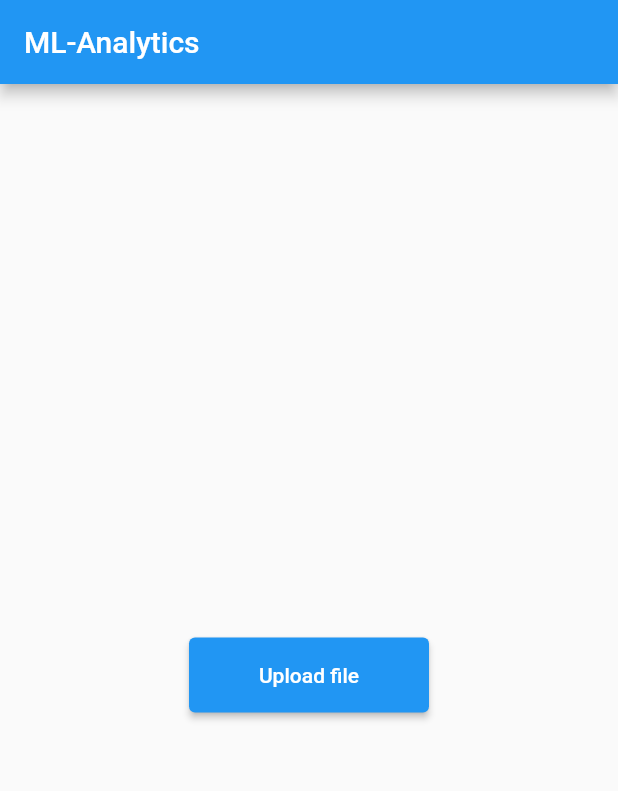
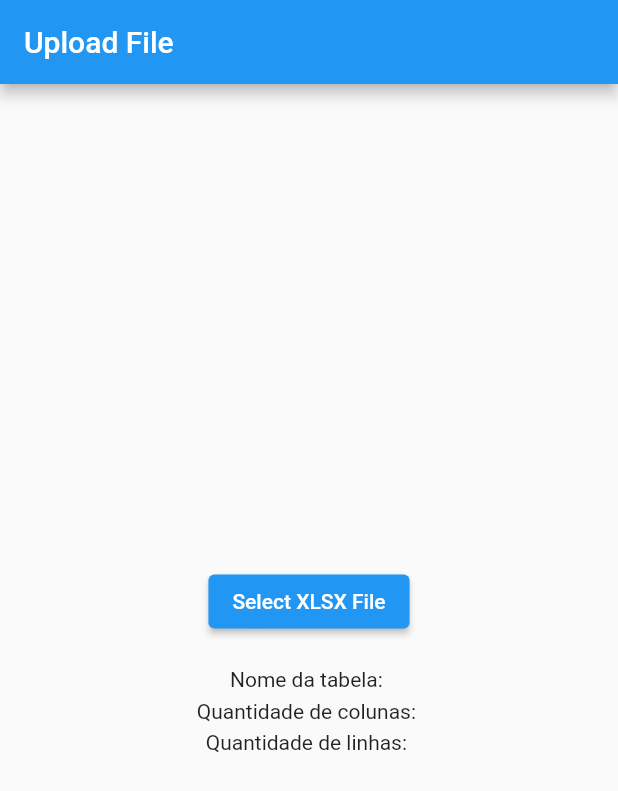
Before and after one commit to Tech-Inside-FP/ML-analytics-Front-end, a Flutter app: the screen it shows after launch, on a phone screen of 412 x 824 dp. Shown: the top 791 px of the screen. Run offline on Flutter 3.47's test engine with Material 2 defaults, Android fonts, the light colour scheme and no system bars; our stand-ins replace file_picker; missing offline and left inert: excel.

Commit message:
upload de arquivo xlsx e print das principais info da tabela

```diff
--- a/ml_analytics/lib/main.dart
+++ b/ml_analytics/lib/main.dart
@@ -1,4 +1,5 @@
 import 'package:flutter/material.dart';
+import 'package:ml_analytics/pages/upload_file_page.dart';
 
 void main() {
   runApp(const MyApp());
@@ -10,47 +11,11 @@ class MyApp extends StatelessWidget {
   @override
   Widget build(BuildContext context) {
     return MaterialApp(
-      title: 'Flutter Demo',
+      title: 'ML Analytics',
       theme: ThemeData(
         primarySwatch: Colors.blue,
       ),
-      home: const MyHomePage(title: 'ML-Analytics'),
+      home: const UploadCsvScreen()
     );
   }
 }
-
-class MyHomePage extends StatefulWidget {
-  const MyHomePage({super.key, required this.title});
-
-  final String title;
-
-  @override
-  State<MyHomePage> createState() => _MyHomePageState();
-}
-
-class _MyHomePageState extends State<MyHomePage> {
-  @override
-  Widget build(BuildContext context) {
-    return Scaffold(
-      appBar: AppBar(
-        title: Text(widget.title),
-      ),
-      body: Center(
-        child: Column(
-          mainAxisAlignment: MainAxisAlignment.center,
-          children: <Widget>[
-            const SizedBox(height: 20),
-            SizedBox(
-              height: 50,
-              width: 160,
-              child: ElevatedButton(
-                onPressed: () {},
-                child: const Text('Upload file'),
-              ),
-            )
-          ],
-        ),
-      ),
-    );
-  }
-}
--- /dev/null
+++ b/ml_analytics/lib/pages/upload_file_page.dart
@@ -0,0 +1,60 @@
+import 'package:excel/excel.dart';
+import 'package:flutter/material.dart';
+import 'package:file_picker/file_picker.dart';
+
+class UploadCsvScreen extends StatefulWidget {
+  const UploadCsvScreen({super.key});
+
+  @override
+  UploadCsvScreenState createState() => UploadCsvScreenState();
+}
+
+class UploadCsvScreenState extends State<UploadCsvScreen> {
+  String tableName = '';
+  String maxCols = '';
+  String maxRowls = '';
+  @override
+  Widget build(BuildContext context) {
+    return Scaffold(
+      appBar: AppBar(
+        title: const Text('Upload File'),
+      ),
+      body: Center(
+        child: Column(
+          mainAxisAlignment: MainAxisAlignment.center,
+          children: [
+            ElevatedButton(
+              onPressed: () async {
+                FilePickerResult? pickedFile =
+                    await FilePicker.platform.pickFiles(
+                  type: FileType.custom,
+                  allowedExtensions: ['xlsx'],
+                  allowMultiple: false,
+                );
+                if (pickedFile != null) {
+                  var bytes = pickedFile.files.single.bytes;
+                  var excel = Excel.decodeBytes(bytes!);
+                  for (var table in excel.tables.keys) {
+                    setState(() {
+                      tableName = table;
+                      maxCols = excel.tables[table]!.maxCols.toString();
+                      maxRowls = excel.tables[table]!.maxRows.toString();
+                    });
+                  }
+                }
+              },
+              child: const Text('Select XLSX File'),
+            ),
+            const SizedBox(height: 20),
+            // ignore: prefer_interpolation_to_compose_strings
+            Text('Nome da tabela: ' + tableName),
+            const SizedBox(height: 5),
+            Text('Quantidade de colunas: $maxCols'),
+            const SizedBox(height: 5),
+            Text('Quantidade de linhas: $maxRowls'),
+          ],
+        ),
+      ),
+    );
+  }
+}
```
Also changed, not shown: ml_analytics/pubspec.yaml (+5 -65 lines), ml_analytics/pubspec.lock, 6 other files.
